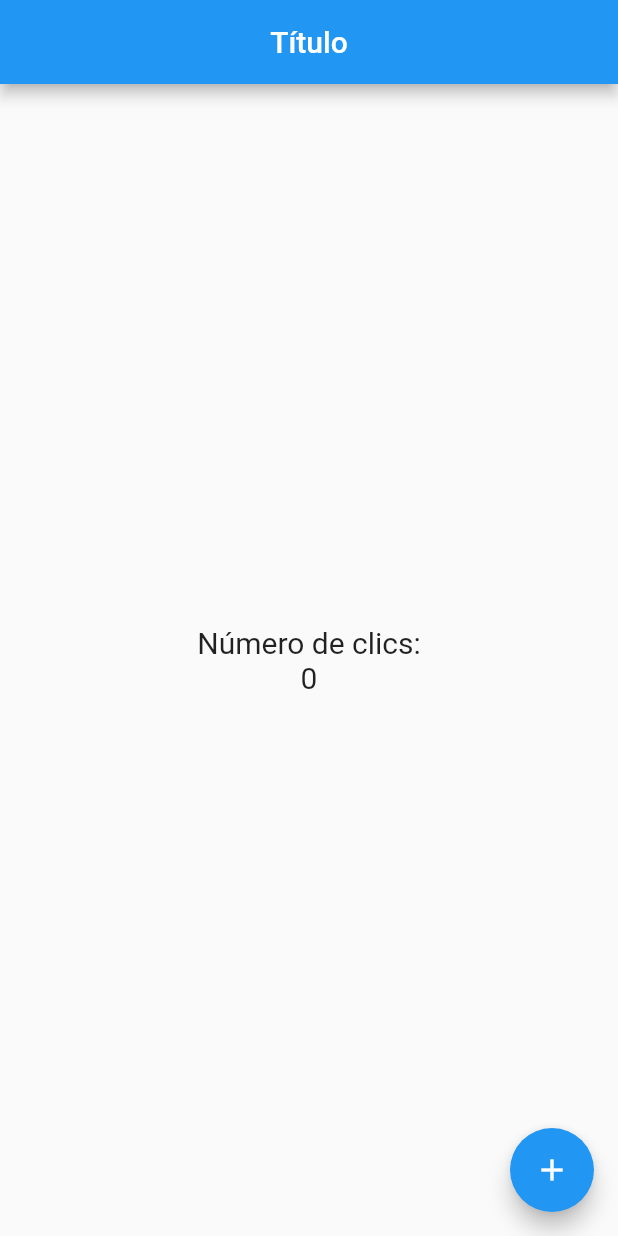
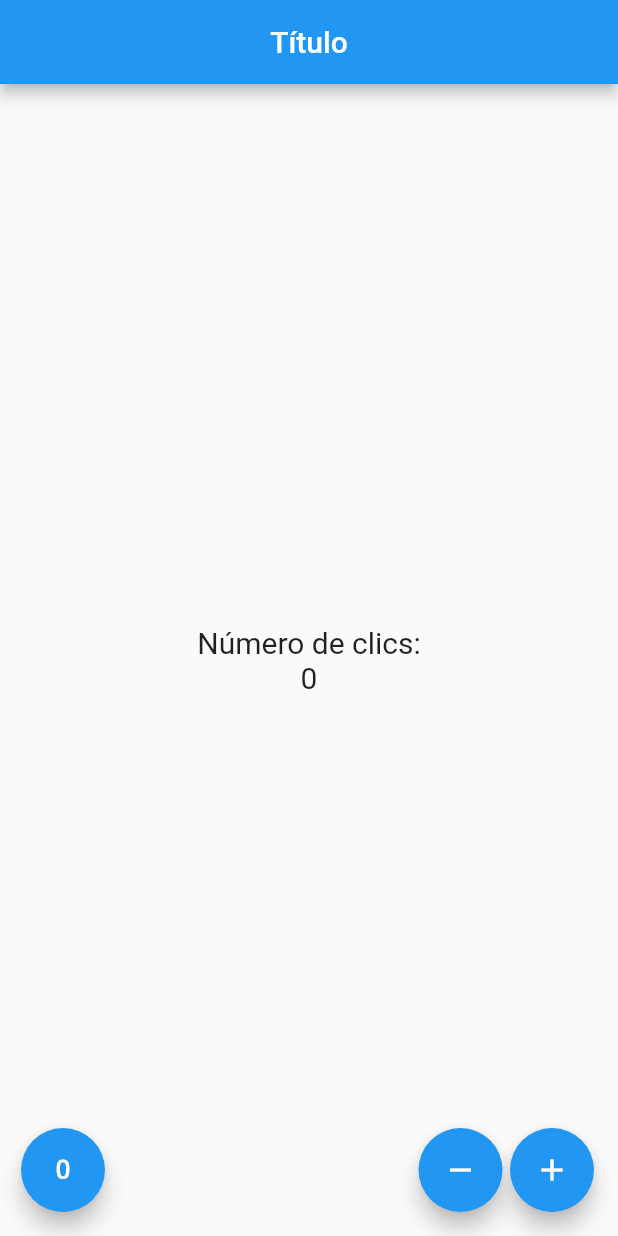
Before and after one commit to jossued/curso-flutter-contador, a Flutter app: the screen it shows after launch, on a phone screen of 412 x 824 dp. Run offline on Flutter 3.47's test engine with Material 2 defaults, Android fonts, the phone set to English and light mode, and no system bars.

```diff
--- a/contador/lib/src/pages/contador_page.dart
+++ b/contador/lib/src/pages/contador_page.dart
@@ -31,16 +31,43 @@ class _ContadorPageState extends State<ContadorPage> {
             )
           ],
         )),
-      floatingActionButton: FloatingActionButton(
-        child: Icon(Icons.add),
+        floatingActionButton: _crearBotones()
+        // floatingActionButtonLocation: FloatingActionButtonLocation.miniStartFloat,
+        );
+  }
+
+  Widget _crearBotones() {
+    return Row(
+      mainAxisAlignment: MainAxisAlignment.end,
+      children: [
+        SizedBox(width: 30.00,),
+        FloatingActionButton(
+          child: Icon(Icons.exposure_zero),
           onPressed: () {
-          print('botón presionado');
             setState(() {
               _conteo++;
             });
           },
         ),
-      // floatingActionButtonLocation: FloatingActionButtonLocation.miniStartFloat,
+        Expanded(child: SizedBox()),
+        FloatingActionButton(
+          child: Icon(Icons.remove),
+          onPressed: () {
+            setState(() {
+              _conteo++;
+            });
+          },
+        ),
+        SizedBox(width: 5.00,),
+        FloatingActionButton(
+          child: Icon(Icons.add),
+          onPressed: () {
+            setState(() {
+              _conteo++;
+            });
+          },
+        ),
+      ],
     );
   }
 }
--- a/contador/lib/src/pages/home_page.dart
+++ b/contador/lib/src/pages/home_page.dart
@@ -1,7 +1,3 @@
-import 'package:flutter/cupertino.dart';
-
-import 'package:flutter/material.dart';
-
-class HomePage extends StatelessWidget {
+class HomePage {
 
 }
```
Lines whose indentation alone changed are shown as unchanged.
